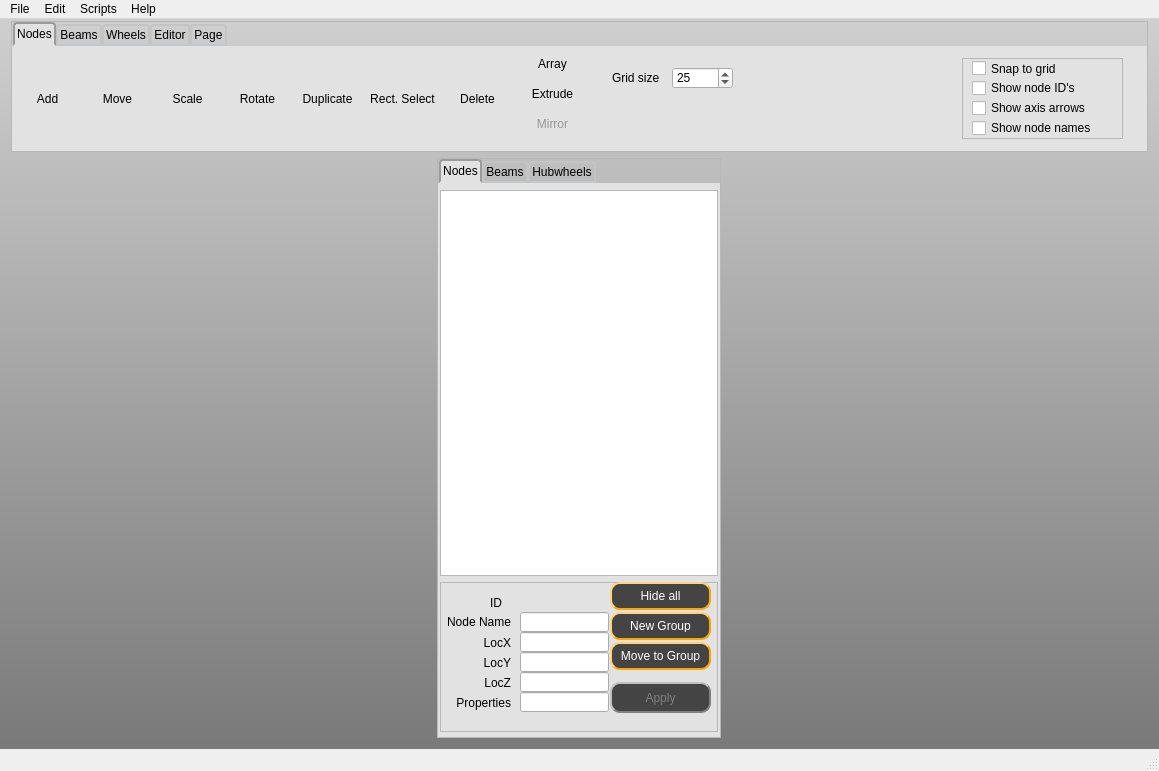
RORMasa/NodeBeamEditor, file source/mainwindow.ui: the form before one commit.
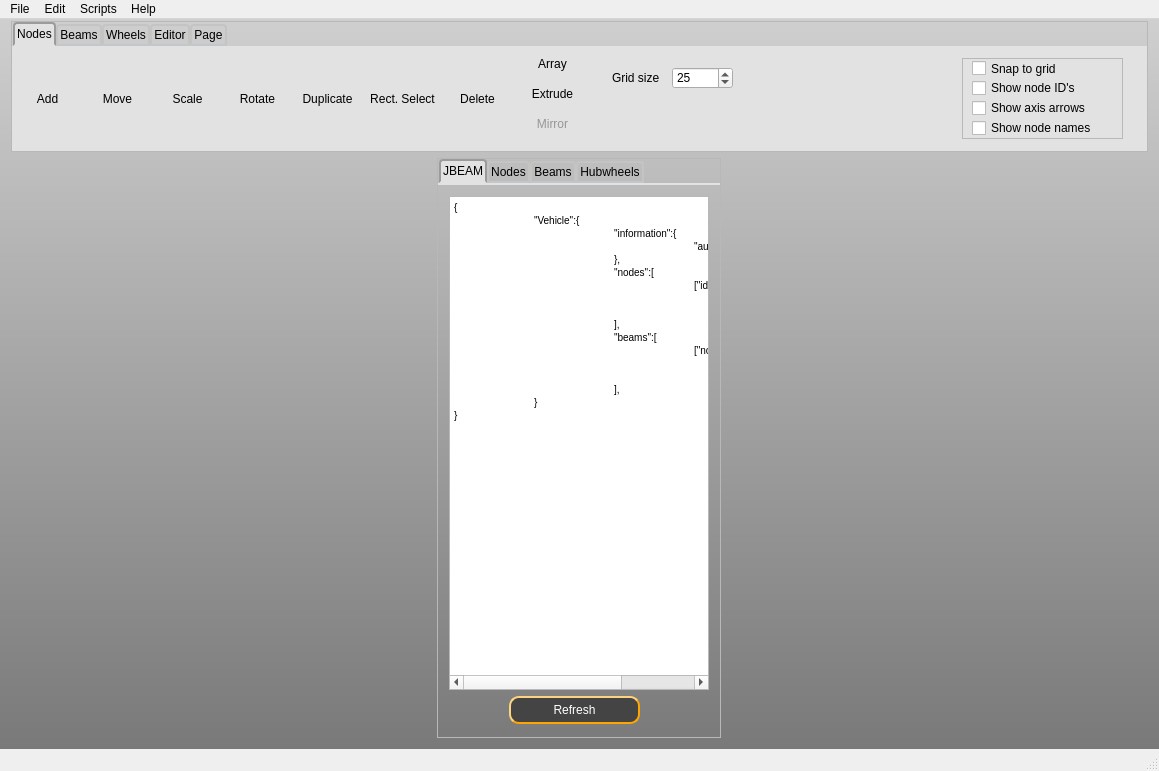
The form after the commit. Icons and pictures are not drawn.

Commit message:
New system to manually input JBEAM
Started making a new system to manually input JBEAM values.

Also started to change the editor to use QT's JSON features.

What changed in the file:
```diff
--- a/source/mainwindow.ui
+++ b/source/mainwindow.ui
@@ -1607,6 +1607,69 @@
            <property name="currentIndex">
             <number>0</number>
            </property>
+           <widget class="QWidget" name="JBEAM">
+            <attribute name="title">
+             <string>JBEAM</string>
+            </attribute>
+            <layout class="QVBoxLayout" name="verticalLayout_9">
+             <item>
+              <widget class="QTextEdit" name="textEdit_JBEAM">
+               <property name="horizontalScrollBarPolicy">
+                <enum>Qt::ScrollBarAlwaysOn</enum>
+               </property>
+               <property name="lineWrapMode">
+                <enum>QTextEdit::NoWrap</enum>
+               </property>
+               <property name="html">
+                <string>&lt;!DOCTYPE HTML PUBLIC &quot;-//W3C//DTD HTML 4.0//EN&quot; &quot;http://www.w3.org/TR/REC-html40/strict.dtd&quot;&gt;
+&lt;html&gt;&lt;head&gt;&lt;meta name=&quot;qrichtext&quot; content=&quot;1&quot; /&gt;&lt;style type=&quot;text/css&quot;&gt;
+p, li { white-space: pre-wrap; }
+&lt;/style&gt;&lt;/head&gt;&lt;body style=&quot; font-family:'MS Shell Dlg 2'; font-size:7.8pt; font-weight:400; font-style:normal;&quot;&gt;
+&lt;p style=&quot; margin-top:0px; margin-bottom:0px; margin-left:0px; margin-right:0px; -qt-block-indent:0; text-indent:0px;&quot;&gt;{&lt;/p&gt;
+&lt;p style=&quot; margin-top:0px; margin-bottom:0px; margin-left:0px; margin-right:0px; -qt-block-indent:0; text-indent:0px;&quot;&gt;	&amp;quot;Vehicle&amp;quot;:{&lt;/p&gt;
+&lt;p style=&quot; margin-top:0px; margin-bottom:0px; margin-left:0px; margin-right:0px; -qt-block-indent:0; text-indent:0px;&quot;&gt;		&amp;quot;information&amp;quot;:{&lt;/p&gt;
+&lt;p style=&quot; margin-top:0px; margin-bottom:0px; margin-left:0px; margin-right:0px; -qt-block-indent:0; text-indent:0px;&quot;&gt;			&amp;quot;authors&amp;quot;:&amp;quot;Your name&amp;quot;      &lt;/p&gt;
+&lt;p style=&quot; margin-top:0px; margin-bottom:0px; margin-left:0px; margin-right:0px; -qt-block-indent:0; text-indent:0px;&quot;&gt;		},&lt;/p&gt;
+&lt;p style=&quot; margin-top:0px; margin-bottom:0px; margin-left:0px; margin-right:0px; -qt-block-indent:0; text-indent:0px;&quot;&gt;		&amp;quot;nodes&amp;quot;:[&lt;/p&gt;
+&lt;p style=&quot; margin-top:0px; margin-bottom:0px; margin-left:0px; margin-right:0px; -qt-block-indent:0; text-indent:0px;&quot;&gt;			[&amp;quot;id&amp;quot;, &amp;quot;posX&amp;quot;, &amp;quot;posY&amp;quot;, &amp;quot;posZ&amp;quot;],&lt;/p&gt;
+&lt;p style=&quot;-qt-paragraph-type:empty; margin-top:0px; margin-bottom:0px; margin-left:0px; margin-right:0px; -qt-block-indent:0; text-indent:0px;&quot;&gt;&lt;br /&gt;&lt;/p&gt;
+&lt;p style=&quot;-qt-paragraph-type:empty; margin-top:0px; margin-bottom:0px; margin-left:0px; margin-right:0px; -qt-block-indent:0; text-indent:0px;&quot;&gt;&lt;br /&gt;&lt;/p&gt;
+&lt;p style=&quot; margin-top:0px; margin-bottom:0px; margin-left:0px; margin-right:0px; -qt-block-indent:0; text-indent:0px;&quot;&gt;		],&lt;/p&gt;
+&lt;p style=&quot; margin-top:0px; margin-bottom:0px; margin-left:0px; margin-right:0px; -qt-block-indent:0; text-indent:0px;&quot;&gt;		&amp;quot;beams&amp;quot;:[&lt;/p&gt;
+&lt;p style=&quot; margin-top:0px; margin-bottom:0px; margin-left:0px; margin-right:0px; -qt-block-indent:0; text-indent:0px;&quot;&gt;			[&amp;quot;node1&amp;quot;, &amp;quot;node2&amp;quot;],&lt;/p&gt;
+&lt;p style=&quot;-qt-paragraph-type:empty; margin-top:0px; margin-bottom:0px; margin-left:0px; margin-right:0px; -qt-block-indent:0; text-indent:0px;&quot;&gt;&lt;br /&gt;&lt;/p&gt;
+&lt;p style=&quot;-qt-paragraph-type:empty; margin-top:0px; margin-bottom:0px; margin-left:0px; margin-right:0px; -qt-block-indent:0; text-indent:0px;&quot;&gt;&lt;br /&gt;&lt;/p&gt;
+&lt;p style=&quot; margin-top:0px; margin-bottom:0px; margin-left:0px; margin-right:0px; -qt-block-indent:0; text-indent:0px;&quot;&gt;		],&lt;/p&gt;
+&lt;p style=&quot; margin-top:0px; margin-bottom:0px; margin-left:0px; margin-right:0px; -qt-block-indent:0; text-indent:0px;&quot;&gt;	}&lt;/p&gt;
+&lt;p style=&quot; margin-top:0px; margin-bottom:0px; margin-left:0px; margin-right:0px; -qt-block-indent:0; text-indent:0px;&quot;&gt;}&lt;/p&gt;&lt;/body&gt;&lt;/html&gt;</string>
+               </property>
+              </widget>
+             </item>
+             <item>
+              <widget class="QWidget" name="widget" native="true">
+               <property name="minimumSize">
+                <size>
+                 <width>0</width>
+                 <height>30</height>
+                </size>
+               </property>
+               <widget class="QPushButton" name="pushButton_3">
+                <property name="geometry">
+                 <rect>
+                  <x>60</x>
+                  <y>0</y>
+                  <width>131</width>
+                  <height>28</height>
+                 </rect>
+                </property>
+                <property name="text">
+                 <string>Refresh</string>
+                </property>
+               </widget>
+              </widget>
+             </item>
+            </layout>
+           </widget>
            <widget class="QWidget" name="tab_nodes">
             <property name="sizePolicy">
              <sizepolicy hsizetype="Maximum" vsizetype="Maximum">
```
The commit also changes 76 other files.
